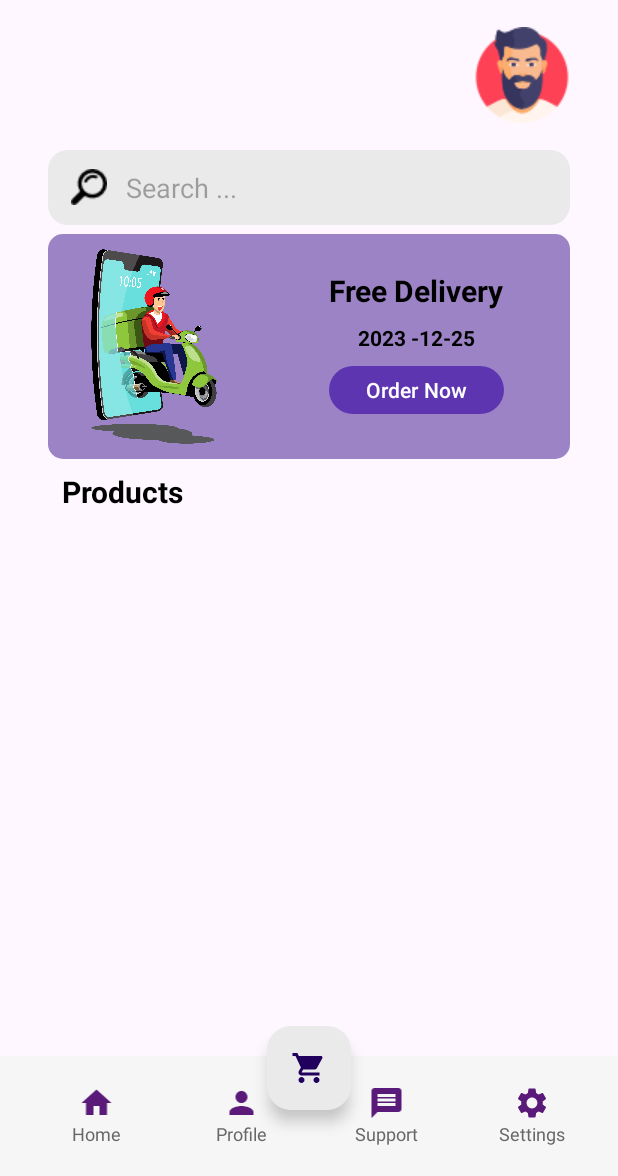
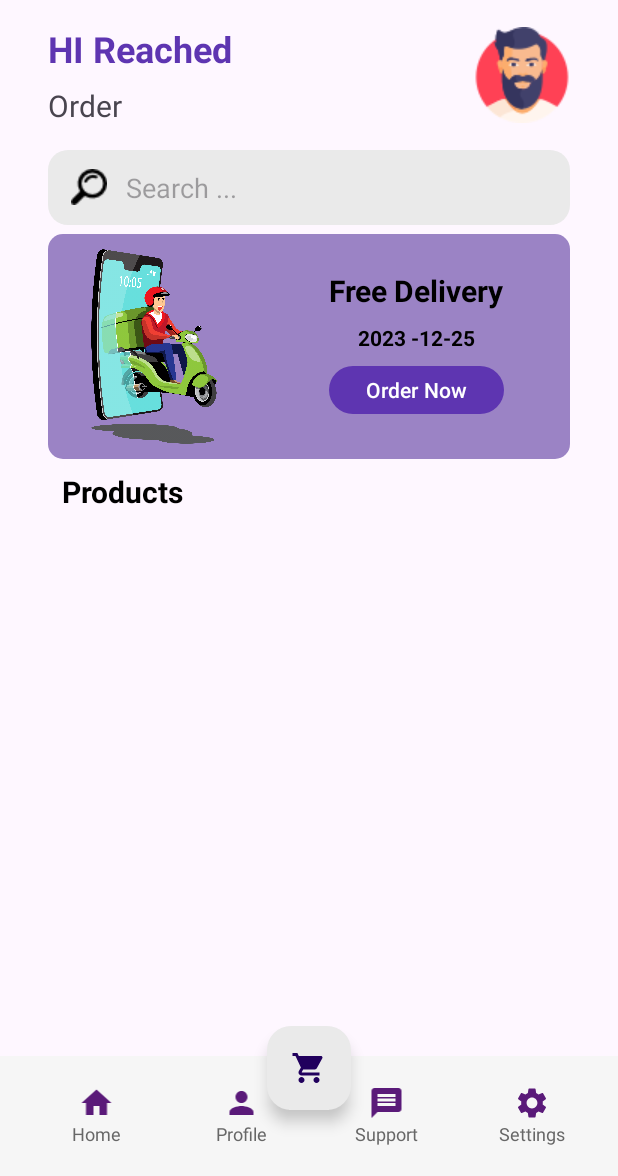
Before and after one commit to nimeshdkumarawansha/SheyCakeApp, an Android app: the MainActivity screen opened directly, with no data from a screen before it, on a phone screen of 412 x 824 dp, the part 60-1236 px from its top. Run offline under Robolectric (Android 15) with nearby library versions, the phone set to English and light mode, and no system bars; our stand-ins replace Firebase (no records; nobody signed in at launch, a user with empty details on screens opened directly).

Commit message:
New changes

```diff
--- a/app/src/main/java/com/orcs/sheycakeapp/Activity/MainActivity.java
+++ b/app/src/main/java/com/orcs/sheycakeapp/Activity/MainActivity.java
@@ -19,6 +19,7 @@ import com.google.android.gms.tasks.Task;
 import com.google.firebase.FirebaseApp;
 import com.google.firebase.auth.FirebaseAuth;
 import com.google.firebase.auth.FirebaseUser;
+import com.google.firebase.firestore.DocumentSnapshot;
 import com.google.firebase.firestore.FirebaseFirestore;
 import com.google.firebase.firestore.QueryDocumentSnapshot;
 import com.google.firebase.firestore.QuerySnapshot;
@@ -34,6 +35,7 @@ public class MainActivity extends AppCompatActivity {
     FirebaseAuth mAuth = FirebaseAuth.getInstance();
     FirebaseUser user = mAuth.getCurrentUser();
     FirebaseFirestore firebaseFirestore = FirebaseFirestore.getInstance();
+    String uid = mAuth.getCurrentUser().getUid();
 
     @Override
     protected void onCreate(Bundle savedInstanceState) {
@@ -94,18 +96,41 @@ public class MainActivity extends AppCompatActivity {
 
         TextView userEmail = findViewById(R.id.textView3);
         TextView userName = findViewById(R.id.textView2);
-        if (userEmail != null) {
-            userEmail.setText(mAuth.getCurrentUser().getEmail());
-        }
+//        if (userEmail != null) {
+//            userEmail.setText(mAuth.getCurrentUser().getEmail());
+//        }
+//
+//        try {
+//            SharedPreferences sharedPreferences = getSharedPreferences("user_info", Context.MODE_PRIVATE);
+//            if (userName != null) {
+//                userName.setText(sharedPreferences.getString("name", ""));
+//            }
+//        } catch (NullPointerException e) {
+//            Log.e(TAG, "No shared pref file: ", e);
+//        }
+        firebaseFirestore.collection("users")
+                .document(uid) // Use the current user's UID as the document ID
+                .get()
+                .addOnCompleteListener(new OnCompleteListener<DocumentSnapshot>() {
+                    @Override
+                    public void onComplete(@NonNull Task<DocumentSnapshot> task) {
+                        if (task.isSuccessful()) {
+                            DocumentSnapshot document = task.getResult();
+                            if (document.exists()) {
+                                String name = document.getString("name");
+                                String mobile = document.getString("mobile");
+                                String email = document.getString("email");
 
-        try {
-            SharedPreferences sharedPreferences = getSharedPreferences("user_info", Context.MODE_PRIVATE);
-            if (userName != null) {
-                userName.setText(sharedPreferences.getString("name", ""));
-            }
-        } catch (NullPointerException e) {
-            Log.e(TAG, "No shared pref file: ", e);
-        }
+                                userEmail.setText(email);
+                                userName.setText(name);
+                            } else {
+                                Log.d(TAG, "No such document");
+                            }
+                        } else {
+                            Log.w(TAG, "Error getting documents.", task.getException());
+                        }
+                    }
+                });
 
         findViewById(R.id.supportButton).setOnClickListener(new View.OnClickListener() {
             @Override
--- a/app/src/main/java/com/orcs/sheycakeapp/Activity/RegisterActivity.java
+++ b/app/src/main/java/com/orcs/sheycakeapp/Activity/RegisterActivity.java
@@ -92,6 +92,7 @@ public class RegisterActivity extends AppCompatActivity {
 
                 // Create a user object with the required fields
                 Map<String, Object> user = new HashMap<>();
+                user.put("uuid",userId);
                 user.put("name", name);
                 user.put("email", email);
                 user.put("mobile", mobile);
--- a/app/src/main/res/layout/activity_main.xml
+++ b/app/src/main/res/layout/activity_main.xml
@@ -146,6 +146,7 @@
                         app:layout_constraintTop_toBottomOf="@+id/textView5" />
 
                 </androidx.constraintlayout.widget.ConstraintLayout>
+
 
                 <TextView
                     android:id="@+id/textView8"
```
Also changed, not shown: app/src/main/java/com/orcs/sheycakeapp/Activity/UserProfileActivity.java (+92 -21 lines).
